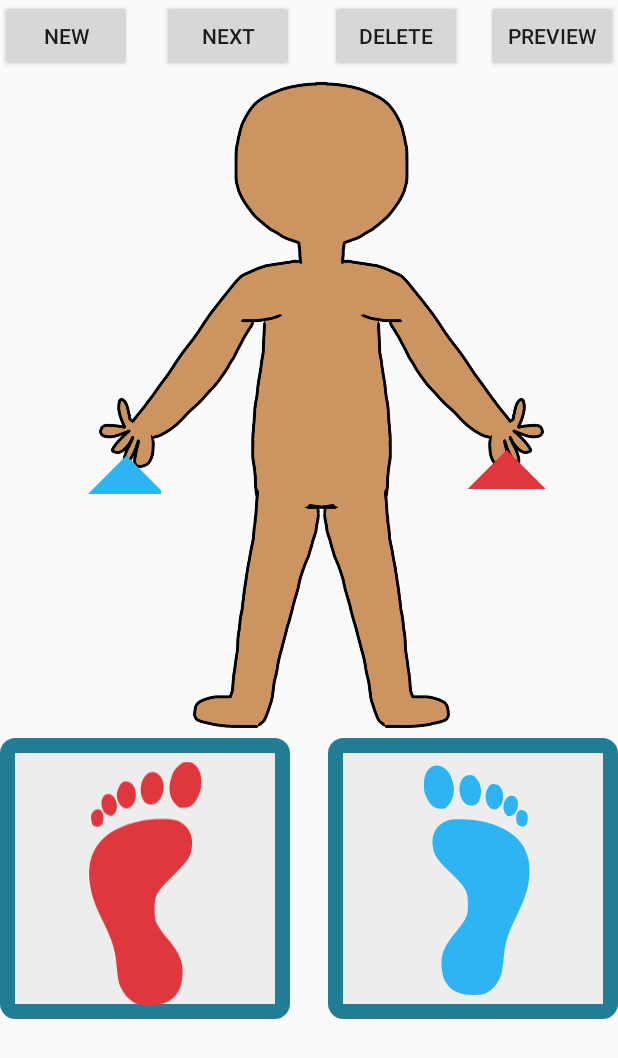
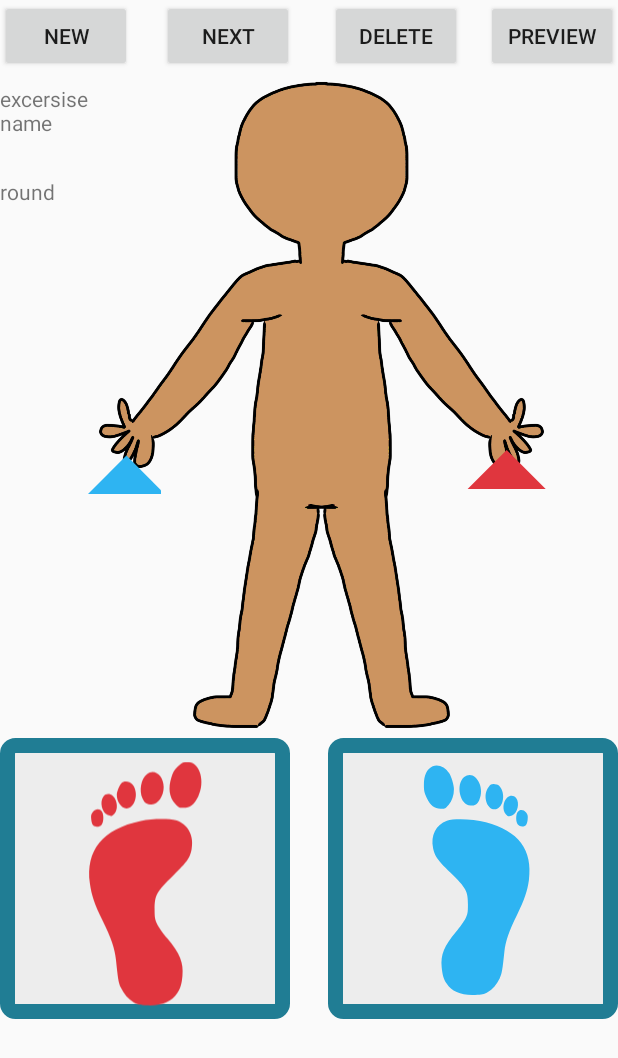
Before and after one commit to Toon-Van-Engeland/care-athon, an Android app: the CreateActivity screen opened directly, with no data from a screen before it, on a phone screen of 412 x 824 dp. Shown: the top 1058 px of the screen. Run offline under Robolectric (Android 15) with nearby library versions, the phone set to English and light mode, and no system bars.

Commit message:
added text views

```diff
--- a/GKarate/app/src/main/res/layout/activity_create.xml
+++ b/GKarate/app/src/main/res/layout/activity_create.xml
@@ -251,6 +251,24 @@
             app:layout_constraintEnd_toEndOf="parent"
             app:layout_constraintTop_toTopOf="parent" />
 
+        <TextView
+            android:id="@+id/name_ex"
+            android:layout_width="73dp"
+            android:layout_height="34dp"
+            android:layout_marginTop="8dp"
+            android:text="excersise name"
+            app:layout_constraintStart_toStartOf="parent"
+            app:layout_constraintTop_toBottomOf="@+id/new_button" />
+
+        <TextView
+            android:id="@+id/round_number"
+            android:layout_width="74dp"
+            android:layout_height="24dp"
+            android:layout_marginTop="28dp"
+            android:text="round"
+            app:layout_constraintStart_toStartOf="parent"
+            app:layout_constraintTop_toBottomOf="@+id/name_ex" />
+
 
     </androidx.constraintlayout.widget.ConstraintLayout>
 </ScrollView>
```
